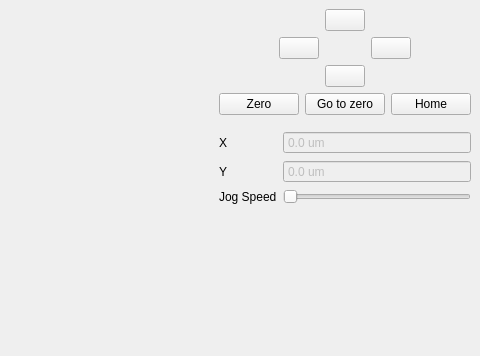
Before: the Qt Designer form ui/NCPStageMainWindow.ui in dbridges/ncp-stage, drawn with Qt 5; both pictures show x 336 to 816 and y 0 to 356 of the 816 by 552 pixel window.
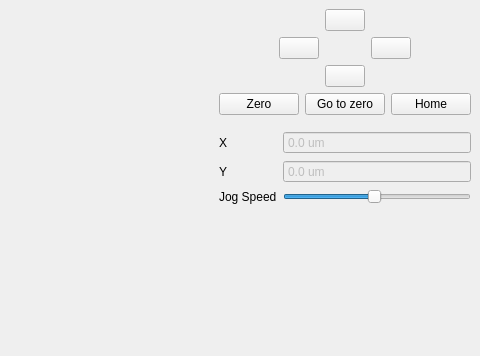
After: the same form once the commit is applied.

```diff
--- a/ui/NCPStageMainWindow.ui
+++ b/ui/NCPStageMainWindow.ui
@@ -223,7 +223,13 @@
         <item row="2" column="1">
          <widget class="QSlider" name="jogSpeedSlider">
           <property name="minimum">
-           <number>1</number>
+           <number>5</number>
+          </property>
+          <property name="maximum">
+           <number>200</number>
+          </property>
+          <property name="sliderPosition">
+           <number>100</number>
           </property>
           <property name="orientation">
            <enum>Qt::Horizontal</enum>
```
